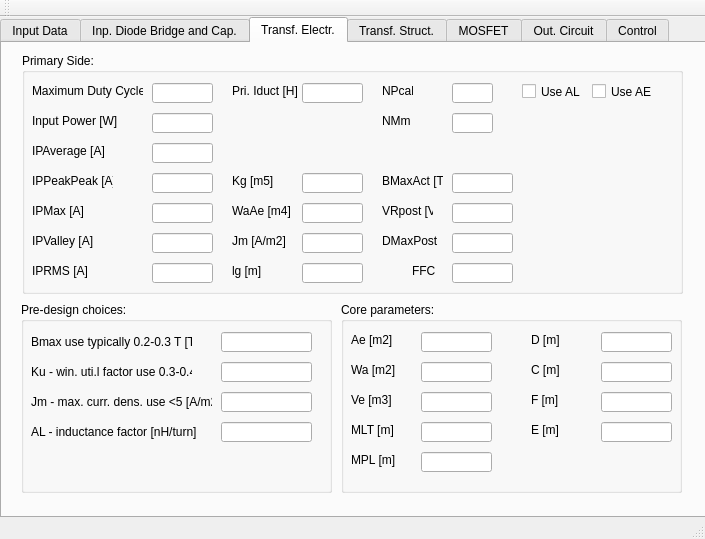
aemeltsev/FLySMPS, file FLySMPS/FLySMPS.ui: the form before one commit.
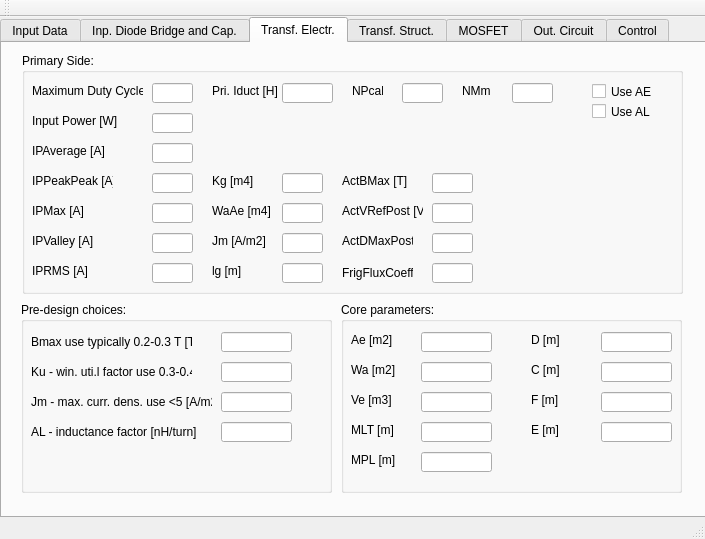
The form after the commit.

What changed in the file:
```diff
--- a/FLySMPS/FLySMPS.ui
+++ b/FLySMPS/FLySMPS.ui
@@ -1055,7 +1055,7 @@
         <rect>
          <x>130</x>
          <y>30</y>
-         <width>61</width>
+         <width>41</width>
          <height>20</height>
         </rect>
        </property>
@@ -1076,7 +1076,7 @@
       <widget class="QLabel" name="label_53">
        <property name="geometry">
         <rect>
-         <x>210</x>
+         <x>190</x>
          <y>30</y>
          <width>71</width>
          <height>16</height>
@@ -1089,9 +1089,9 @@
       <widget class="QLineEdit" name="lineEdit_51">
        <property name="geometry">
         <rect>
-         <x>280</x>
+         <x>260</x>
          <y>30</y>
-         <width>61</width>
+         <width>51</width>
          <height>20</height>
         </rect>
        </property>
@@ -1101,7 +1101,7 @@
         <rect>
          <x>130</x>
          <y>60</y>
-         <width>61</width>
+         <width>41</width>
          <height>20</height>
         </rect>
        </property>
@@ -1124,7 +1124,7 @@
         <rect>
          <x>130</x>
          <y>90</y>
-         <width>61</width>
+         <width>41</width>
          <height>20</height>
         </rect>
        </property>
@@ -1147,7 +1147,7 @@
         <rect>
          <x>130</x>
          <y>120</y>
-         <width>61</width>
+         <width>41</width>
          <height>20</height>
         </rect>
        </property>
@@ -1170,7 +1170,7 @@
         <rect>
          <x>130</x>
          <y>150</y>
-         <width>61</width>
+         <width>41</width>
          <height>20</height>
         </rect>
        </property>
@@ -1193,7 +1193,7 @@
         <rect>
          <x>130</x>
          <y>180</y>
-         <width>61</width>
+         <width>41</width>
          <height>20</height>
         </rect>
        </property>
@@ -1216,7 +1216,7 @@
         <rect>
          <x>130</x>
          <y>210</y>
-         <width>61</width>
+         <width>41</width>
          <height>20</height>
         </rect>
        </property>
@@ -1237,9 +1237,9 @@
       <widget class="QLineEdit" name="lineEdit_64">
        <property name="geometry">
         <rect>
-         <x>280</x>
+         <x>260</x>
          <y>150</y>
-         <width>61</width>
+         <width>41</width>
          <height>20</height>
         </rect>
        </property>
@@ -1247,9 +1247,9 @@
       <widget class="QLineEdit" name="lineEdit_65">
        <property name="geometry">
         <rect>
-         <x>280</x>
+         <x>260</x>
          <y>180</y>
-         <width>61</width>
+         <width>41</width>
          <height>20</height>
         </rect>
        </property>
@@ -1257,9 +1257,9 @@
       <widget class="QLineEdit" name="lineEdit_66">
        <property name="geometry">
         <rect>
-         <x>280</x>
+         <x>260</x>
          <y>210</y>
-         <width>61</width>
+         <width>41</width>
          <height>20</height>
         </rect>
        </property>
@@ -1267,20 +1267,20 @@
       <widget class="QLabel" name="label_65">
        <property name="geometry">
         <rect>
-         <x>210</x>
+         <x>190</x>
          <y>120</y>
          <width>61</width>
          <height>16</height>
         </rect>
        </property>
        <property name="text">
-        <string>Kg [m5]</string>
+        <string>Kg [m4]</string>
        </property>
       </widget>
       <widget class="QLabel" name="label_66">
        <property name="geometry">
         <rect>
-         <x>210</x>
+         <x>190</x>
          <y>210</y>
          <width>61</width>
          <height>16</height>
@@ -1293,7 +1293,7 @@
       <widget class="QLabel" name="label_67">
        <property name="geometry">
         <rect>
-         <x>210</x>
+         <x>190</x>
          <y>150</y>
          <width>61</width>
          <height>16</height>
@@ -1306,7 +1306,7 @@
       <widget class="QLabel" name="label_70">
        <property name="geometry">
         <rect>
-         <x>210</x>
+         <x>190</x>
          <y>180</y>
          <width>61</width>
          <height>16</height>
@@ -1319,32 +1319,35 @@
       <widget class="QLineEdit" name="lineEdit_69">
        <property name="geometry">
         <rect>
-         <x>280</x>
+         <x>260</x>
          <y>120</y>
-         <width>61</width>
+         <width>41</width>
          <height>20</height>
         </rect>
        </property>
+       <property name="text">
+        <string/>
+       </property>
       </widget>
       <widget class="QLabel" name="label_71">
        <property name="geometry">
         <rect>
-         <x>360</x>
+         <x>320</x>
          <y>120</y>
-         <width>61</width>
+         <width>71</width>
          <height>16</height>
         </rect>
        </property>
        <property name="text">
-        <string>BMaxAct [T]</string>
+        <string>ActBMax [T]</string>
        </property>
       </widget>
       <widget class="QLineEdit" name="lineEdit_70">
        <property name="geometry">
         <rect>
-         <x>430</x>
+         <x>410</x>
          <y>120</y>
-         <width>61</width>
+         <width>41</width>
          <height>20</height>
         </rect>
        </property>
@@ -1352,7 +1355,7 @@
       <widget class="QLineEdit" name="lineEdit_73">
        <property name="geometry">
         <rect>
-         <x>430</x>
+         <x>380</x>
          <y>30</y>
          <width>41</width>
          <height>20</height>
@@ -1362,7 +1365,7 @@
       <widget class="QLabel" name="label_74">
        <property name="geometry">
         <rect>
-         <x>360</x>
+         <x>330</x>
          <y>30</y>
          <width>31</width>
          <height>16</height>
@@ -1375,22 +1378,22 @@
       <widget class="QLabel" name="label_47">
        <property name="geometry">
         <rect>
-         <x>360</x>
+         <x>320</x>
          <y>150</y>
-         <width>51</width>
+         <width>81</width>
          <height>16</height>
         </rect>
        </property>
        <property name="text">
-        <string>VRpost [V]</string>
+        <string>ActVRefPost [V]</string>
        </property>
       </widget>
       <widget class="QLineEdit" name="lineEdit_74">
        <property name="geometry">
         <rect>
-         <x>430</x>
+         <x>410</x>
          <y>150</y>
-         <width>61</width>
+         <width>41</width>
          <height>20</height>
         </rect>
        </property>
@@ -1398,9 +1401,9 @@
       <widget class="QLineEdit" name="lineEdit_75">
        <property name="geometry">
         <rect>
-         <x>430</x>
+         <x>410</x>
          <y>180</y>
-         <width>61</width>
+         <width>41</width>
          <height>20</height>
         </rect>
        </property>
@@ -1408,21 +1411,21 @@
       <widget class="QLabel" name="label_75">
        <property name="geometry">
         <rect>
-         <x>360</x>
+         <x>320</x>
          <y>180</y>
-         <width>61</width>
+         <width>71</width>
          <height>16</height>
         </rect>
        </property>
        <property name="text">
-        <string>DMaxPost</string>
+        <string>ActDMaxPost</string>
        </property>
       </widget>
       <widget class="QCheckBox" name="checkBox">
        <property name="geometry">
         <rect>
-         <x>500</x>
-         <y>30</y>
+         <x>570</x>
+         <y>50</y>
          <width>61</width>
          <height>17</height>
         </rect>
@@ -1447,22 +1450,22 @@
       <widget class="QLabel" name="label_78">
        <property name="geometry">
         <rect>
-         <x>390</x>
+         <x>320</x>
          <y>210</y>
-         <width>31</width>
-         <height>16</height>
+         <width>71</width>
+         <height>20</height>
         </rect>
        </property>
        <property name="text">
-        <string>FFC</string>
+        <string>FrigFluxCoeff</string>
        </property>
       </widget>
       <widget class="QLineEdit" name="lineEdit_121">
        <property name="geometry">
         <rect>
-         <x>430</x>
+         <x>410</x>
          <y>210</y>
-         <width>61</width>
+         <width>41</width>
          <height>20</height>
         </rect>
        </property>
@@ -1470,8 +1473,8 @@
       <widget class="QLabel" name="label_93">
        <property name="geometry">
         <rect>
-         <x>360</x>
-         <y>60</y>
+         <x>440</x>
+         <y>30</y>
          <width>31</width>
          <height>16</height>
         </rect>
@@ -1483,8 +1486,8 @@
       <widget class="QLineEdit" name="lineEdit_122">
        <property name="geometry">
         <rect>
-         <x>430</x>
-         <y>60</y>
+         <x>490</x>
+         <y>30</y>
          <width>41</width>
          <height>20</height>
         </rect>
@@ -1521,7 +1524,7 @@
         <rect>
          <x>200</x>
          <y>60</y>
-         <width>91</width>
+         <width>71</width>
          <height>20</height>
         </rect>
        </property>
@@ -1544,7 +1547,7 @@
         <rect>
          <x>200</x>
          <y>90</y>
-         <width>91</width>
+         <width>71</width>
          <height>20</height>
         </rect>
        </property>
@@ -1567,7 +1570,7 @@
         <rect>
          <x>200</x>
          <y>30</y>
-         <width>91</width>
+         <width>71</width>
          <height>20</height>
         </rect>
        </property>
@@ -1590,7 +1593,7 @@
         <rect>
          <x>200</x>
          <y>120</y>
-         <width>91</width>
+         <width>71</width>
          <height>20</height>
         </rect>
        </property>
```
